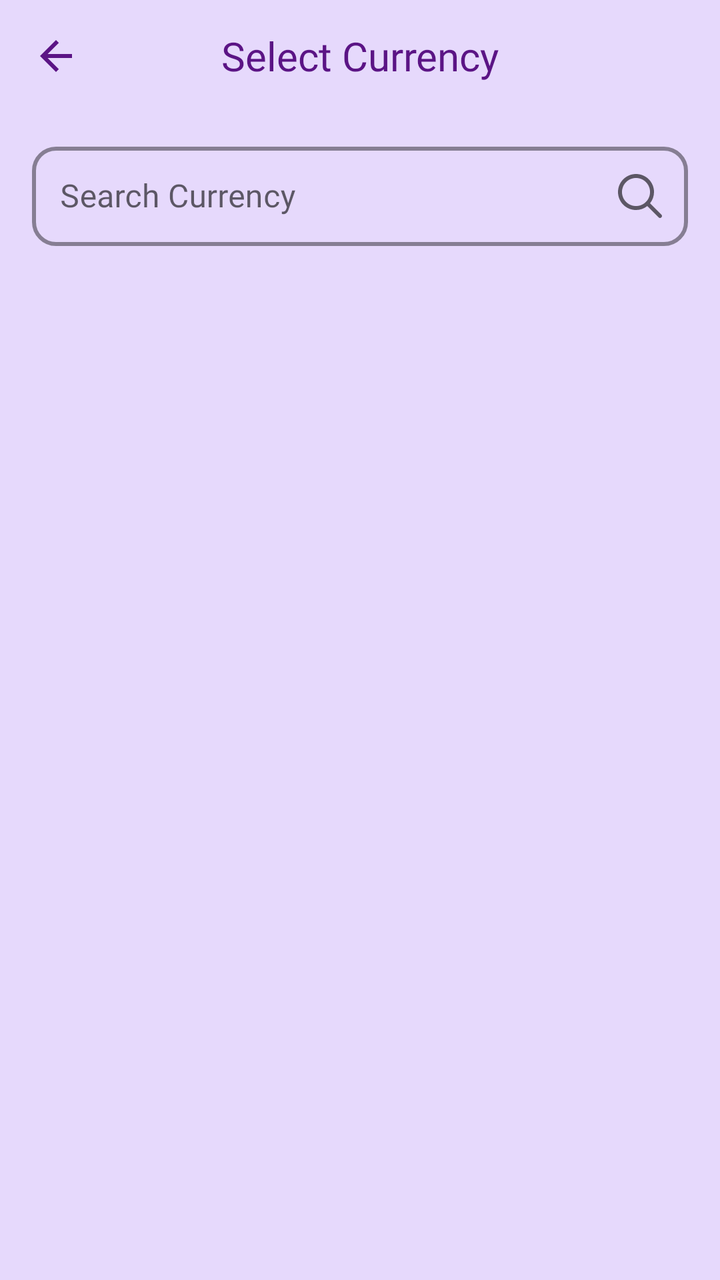
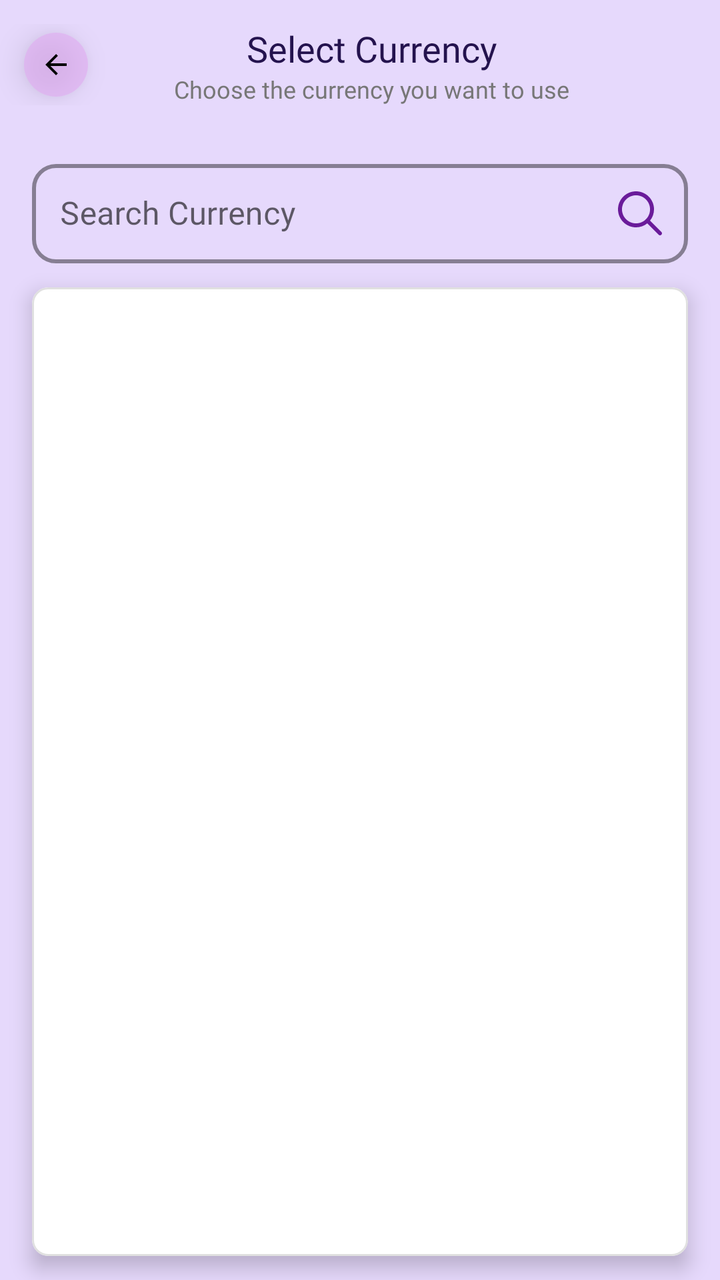

An Android layout rendered at two revisions. The XML below is the earlier revision; the diff shows what the commit changed to produce the second picture.
<!-- AndroidManifest.xml: application theme Theme.MoneyTracker -->
<!-- res/layout/activity_currency_list.xml -->
<?xml version="1.0" encoding="utf-8"?>
<androidx.constraintlayout.widget.ConstraintLayout xmlns:android="http://schemas.android.com/apk/res/android"
    xmlns:app="http://schemas.android.com/apk/res-auto"
    android:layout_width="match_parent"
    android:layout_height="match_parent"
    android:fitsSystemWindows="true"
    android:background="@color/app_background">

    
    <com.google.android.material.appbar.MaterialToolbar
        android:id="@+id/toolbar"
        android:layout_width="0dp"
        android:layout_height="?attr/actionBarSize"
        android:elevation="0dp"
        app:layout_constraintEnd_toEndOf="parent"
        app:layout_constraintStart_toStartOf="parent"
        app:layout_constraintTop_toTopOf="parent"
        app:navigationIcon="@drawable/ic_back"
        app:navigationIconTint="@color/primary_dark">

        <androidx.appcompat.widget.AppCompatTextView
            android:layout_width="wrap_content"
            android:layout_height="wrap_content"
            android:layout_gravity="center"
            android:text="@string/select_currency"
            android:textColor="@color/primary_dark"
            android:textSize="@dimen/text_20"
            android:fontFamily="@font/exo2_bold" />

    </com.google.android.material.appbar.MaterialToolbar>

    
    <com.google.android.material.textfield.TextInputLayout
        android:id="@+id/tilSearch"
        style="@style/Widget.MaterialComponents.TextInputLayout.OutlinedBox"
        android:layout_width="0dp"
        android:layout_height="wrap_content"
        android:layout_marginStart="16dp"
        android:layout_marginTop="12dp"
        android:layout_marginEnd="16dp"
        android:hint="@string/search_currency"
        app:boxBackgroundMode="outline"
        app:boxCornerRadiusBottomEnd="@dimen/corner_radius_12"
        app:boxCornerRadiusBottomStart="@dimen/corner_radius_12"
        app:boxCornerRadiusTopEnd="@dimen/corner_radius_12"
        app:boxCornerRadiusTopStart="@dimen/corner_radius_12"
        app:boxStrokeColor="@color/vibrant_orange"
        app:boxStrokeWidth="2dp"
        app:boxStrokeWidthFocused="2dp"
        app:endIconDrawable="@drawable/ic_search"
        app:endIconMode="custom"
        app:hintTextColor="@color/vibrant_orange"
        app:layout_constraintEnd_toEndOf="parent"
        app:layout_constraintStart_toStartOf="parent"
        app:layout_constraintTop_toBottomOf="@id/toolbar">

        <com.google.android.material.textfield.TextInputEditText
            android:id="@+id/etSearch"
            android:layout_width="match_parent"
            android:layout_height="wrap_content"
            android:imeOptions="actionSearch"
            android:inputType="text"
            android:fontFamily="@font/exo2_medium"
            android:padding="@dimen/padding_14"
            android:textColor="@color/black"
            android:textSize="@dimen/text_16" />

    </com.google.android.material.textfield.TextInputLayout>

    
    <androidx.recyclerview.widget.RecyclerView
        android:id="@+id/rvCurrency"
        android:layout_width="0dp"
        android:layout_height="0dp"
        android:layout_marginTop="@dimen/margin_10"
        android:clipToPadding="false"
        app:layoutManager="androidx.recyclerview.widget.LinearLayoutManager"
        android:paddingBottom="@dimen/padding_12"
        app:layout_constraintBottom_toBottomOf="parent"
        app:layout_constraintEnd_toEndOf="parent"
        app:layout_constraintStart_toStartOf="parent"
        app:layout_constraintTop_toBottomOf="@id/tilSearch" />

</androidx.constraintlayout.widget.ConstraintLayout>
<!-- resources referenced by this layout -->
<resources>
  <color name="app_background">#E6D9FC</color>
  <color name="black">#FF000000</color>
  <color name="primary_dark">#FF5B1485</color>
  <color name="vibrant_orange">#FF6A1B9A</color>
  <dimen name="corner_radius_12">12dp</dimen>
  <dimen name="margin_10">10dp</dimen>
  <dimen name="padding_12">12dp</dimen>
  <dimen name="padding_14">14dp</dimen>
  <dimen name="text_16">16sp</dimen>
  <dimen name="text_20">20sp</dimen>
  <!-- drawable ic_back (drawable) -->
  <?xml version="1.0" encoding="utf-8"?>
  <vector xmlns:android="http://schemas.android.com/apk/res/android"
      android:width="24dp"
      android:height="24dp"
      android:autoMirrored="true"
      android:tint="#000000"
      android:viewportWidth="24"
      android:viewportHeight="24">
  
      <path
          android:fillColor="@android:color/white"
          android:pathData="M20,11H7.83l5.59,-5.59L12,4l-8,8 8,8 1.41,-1.41L7.83,13H20v-2z" />
  
  </vector>
  <!-- drawable ic_search (drawable) -->
  <vector xmlns:android="http://schemas.android.com/apk/res/android"
      android:width="24dp"
      android:height="24dp"
      android:viewportWidth="24"
      android:viewportHeight="24">
  
      <path
          android:fillColor="#0F0F0F"
          android:fillType="evenOdd"
          android:pathData="M17.039,15.624C18.271,14.084 19.008,12.13 19.008,10.004C19.008,5.031 14.977,1 10.004,1C5.031,1 1,5.031 1,10.004C1,14.977 5.031,19.008 10.004,19.008C12.13,19.008 14.084,18.271 15.624,17.039L21.292,22.707C21.683,23.098 22.316,23.098 22.707,22.707C23.098,22.316 23.098,21.683 22.707,21.292L17.039,15.624ZM10.004,17.017C6.131,17.017 2.991,13.877 2.991,10.004C2.991,6.131 6.131,2.991 10.004,2.991C13.877,2.991 17.017,6.131 17.017,10.004C17.017,13.877 13.877,17.017 10.004,17.017Z" />
  
  </vector>
  <string name="search_currency">Search Currency</string>
  <string name="select_currency">Select Currency</string>
  <color name="azure_blue">#FF2563EB</color>
  <color name="emerald_green">#FF10B981</color>
  <color name="white">#FFFFFFFF</color>
  <color name="teal">#FF03DAC5</color>
  <color name="dark_teal">#FF018786</color>
  <!-- unchanged entries left out for length: 10 -->
</resources>

<!-- the commit's change to res/layout/activity_currency_list.xml (unified diff, before → after) -->
@@ -3,31 +3,22 @@
     xmlns:app="http://schemas.android.com/apk/res-auto"
     android:layout_width="match_parent"
     android:layout_height="match_parent"
-    android:fitsSystemWindows="true"
-    android:background="@color/app_background">
+    android:background="@color/app_background"
+    android:fitsSystemWindows="true">
 
     
-    <com.google.android.material.appbar.MaterialToolbar
-        android:id="@+id/toolbar"
+    <androidx.constraintlayout.widget.ConstraintLayout
+        android:id="@+id/toolbarWrapper"
         android:layout_width="0dp"
-        android:layout_height="?attr/actionBarSize"
-        android:elevation="0dp"
+        android:layout_height="wrap_content"
+        android:background="@color/colorTransparent"
+        android:elevation="4dp"
         app:layout_constraintEnd_toEndOf="parent"
         app:layout_constraintStart_toStartOf="parent"
-        app:layout_constraintTop_toTopOf="parent"
-        app:navigationIcon="@drawable/ic_back"
-        app:navigationIconTint="@color/primary_dark">
+        app:layout_constraintTop_toTopOf="parent">
 
-        <androidx.appcompat.widget.AppCompatTextView
-            android:layout_width="wrap_content"
-            android:layout_height="wrap_content"
-            android:layout_gravity="center"
-            android:text="@string/select_currency"
-            android:textColor="@color/primary_dark"
-            android:textSize="@dimen/text_20"
-            android:fontFamily="@font/exo2_bold" />
-
-    </com.google.android.material.appbar.MaterialToolbar>
+        <include layout="@layout/toolbar_back_trans" />
+    </androidx.constraintlayout.widget.ConstraintLayout>
 
     
     <com.google.android.material.textfield.TextInputLayout
@@ -35,9 +26,9 @@
         style="@style/Widget.MaterialComponents.TextInputLayout.OutlinedBox"
         android:layout_width="0dp"
         android:layout_height="wrap_content"
-        android:layout_marginStart="16dp"
-        android:layout_marginTop="12dp"
-        android:layout_marginEnd="16dp"
+        android:layout_marginStart="@dimen/margin_16"
+        android:layout_marginTop="@dimen/margin_12"
+        android:layout_marginEnd="@dimen/margin_16"
         android:hint="@string/search_currency"
         app:boxBackgroundMode="outline"
         app:boxCornerRadiusBottomEnd="@dimen/corner_radius_12"
@@ -49,36 +40,112 @@
         app:boxStrokeWidthFocused="2dp"
         app:endIconDrawable="@drawable/ic_search"
         app:endIconMode="custom"
+        app:endIconTint="@color/primary"
         app:hintTextColor="@color/vibrant_orange"
         app:layout_constraintEnd_toEndOf="parent"
         app:layout_constraintStart_toStartOf="parent"
-        app:layout_constraintTop_toBottomOf="@id/toolbar">
+        app:layout_constraintTop_toBottomOf="@id/toolbarWrapper">
 
         <com.google.android.material.textfield.TextInputEditText
             android:id="@+id/etSearch"
             android:layout_width="match_parent"
             android:layout_height="wrap_content"
+            android:fontFamily="@font/exo2_medium"
             android:imeOptions="actionSearch"
             android:inputType="text"
-            android:fontFamily="@font/exo2_medium"
             android:padding="@dimen/padding_14"
             android:textColor="@color/black"
             android:textSize="@dimen/text_16" />
 
     </com.google.android.material.textfield.TextInputLayout>
 
-    
-    <androidx.recyclerview.widget.RecyclerView
-        android:id="@+id/rvCurrency"
+    <com.google.android.material.card.MaterialCardView
+        android:id="@+id/cardCurrency"
         android:layout_width="0dp"
         android:layout_height="0dp"
-        android:layout_marginTop="@dimen/margin_10"
-        android:clipToPadding="false"
-        app:layoutManager="androidx.recyclerview.widget.LinearLayoutManager"
-        android:paddingBottom="@dimen/padding_12"
+        android:layout_marginStart="@dimen/margin_16"
+        android:layout_marginTop="@dimen/margin_12"
+        android:layout_marginEnd="@dimen/margin_16"
+        android:layout_marginBottom="@dimen/margin_12"
+        android:visibility="visible"
+        app:cardBackgroundColor="@color/white"
+        app:cardCornerRadius="@dimen/corner_radius_8"
+        app:cardElevation="@dimen/corner_elevation_6"
+        app:layout_constraintTop_toBottomOf="@id/tilSearch"
         app:layout_constraintBottom_toBottomOf="parent"
+        app:layout_constraintStart_toStartOf="parent"
         app:layout_constraintEnd_toEndOf="parent"
-        app:layout_constraintStart_toStartOf="parent"
-        app:layout_constraintTop_toBottomOf="@id/tilSearch" />
+        app:strokeColor="@color/grey_88"
+        app:strokeWidth="1dp">
 
+        <androidx.recyclerview.widget.RecyclerView
+            android:id="@+id/rvCurrency"
+            android:layout_width="match_parent"
+            android:layout_height="wrap_content"
+            android:clipToPadding="false"
+            android:paddingBottom="@dimen/padding_12"
+            app:layoutManager="androidx.recyclerview.widget.LinearLayoutManager" />
+    </com.google.android.material.card.MaterialCardView>
 </androidx.constraintlayout.widget.ConstraintLayout>
+<!-- res/layout/toolbar_back_trans.xml (included above) -->
+<?xml version="1.0" encoding="utf-8"?>
+<androidx.appcompat.widget.Toolbar xmlns:android="http://schemas.android.com/apk/res/android"
+    xmlns:app="http://schemas.android.com/apk/res-auto"
+    android:id="@+id/toolbarBack"
+    android:layout_width="match_parent"
+    android:layout_height="wrap_content"
+    android:background="@color/colorTransparent"
+    android:elevation="@dimen/corner_elevation_8"
+    app:contentInsetEnd="0dp"
+    app:contentInsetLeft="0dp"
+    app:contentInsetRight="0dp"
+    app:contentInsetStart="0dp"
+    app:popupTheme="@style/ThemeOverlay.AppCompat.Light">
+
+    <androidx.constraintlayout.widget.ConstraintLayout
+        android:layout_width="match_parent"
+        android:layout_height="match_parent"
+        android:paddingTop="@dimen/padding_12"
+        android:paddingBottom="@dimen/padding_12">
+
+        
+        <androidx.appcompat.widget.AppCompatImageView
+            android:id="@+id/icBack"
+            android:layout_width="32dp"
+            android:layout_height="32dp"
+            android:layout_marginStart="@dimen/margin_12"
+            android:background="@drawable/bg_circle_white"
+            android:elevation="@dimen/corner_elevation_8"
+            android:padding="@dimen/padding_8"
+            android:src="@drawable/ic_back"
+            app:layout_constraintBottom_toBottomOf="parent"
+            app:layout_constraintStart_toStartOf="parent"
+            app:layout_constraintTop_toTopOf="parent"
+            app:tint="@color/black" />
+
+        
+        <androidx.appcompat.widget.AppCompatTextView
+            android:id="@+id/tvTitle"
+            android:layout_width="wrap_content"
+            android:layout_height="wrap_content"
+            android:fontFamily="@font/exo2_semibold"
+            android:text="@string/select_currency"
+            android:textColor="@color/text_primary"
+            android:textSize="@dimen/text_18"
+            app:layout_constraintEnd_toEndOf="parent"
+            app:layout_constraintStart_toStartOf="@id/icBack"
+            app:layout_constraintTop_toTopOf="parent" />
+
+        <androidx.appcompat.widget.AppCompatTextView
+            android:id="@+id/tvSubText"
+            android:layout_width="wrap_content"
+            android:layout_height="wrap_content"
+            android:fontFamily="@font/exo2_medium"
+            android:text="@string/currency_subtext"
+            android:textColor="@color/funky_grey"
+            android:textSize="@dimen/text_12"
+            app:layout_constraintEnd_toEndOf="parent"
+            app:layout_constraintStart_toStartOf="@id/icBack"
+            app:layout_constraintTop_toBottomOf="@+id/tvTitle" />
+    </androidx.constraintlayout.widget.ConstraintLayout>
+</androidx.appcompat.widget.Toolbar>
<!-- resource entries referenced after the edit -->
@@ -2,14 +2,29 @@
 <resources>
   <color name="app_background">#E6D9FC</color>
   <color name="black">#FF000000</color>
-  <color name="primary_dark">#FF5B1485</color>
+  <color name="colorTransparent">#00000000</color>
+  <color name="funky_grey">#777777</color>
+  <color name="grey_88">#E0E0E0</color>
+  <color name="primary">#FF6A1B9A</color>
+  <color name="text_primary">#24134E</color>
   <color name="vibrant_orange">#FF6A1B9A</color>
   <dimen name="corner_radius_12">12dp</dimen>
-  <dimen name="margin_10">10dp</dimen>
+  <dimen name="corner_radius_8">8dp</dimen>
+  <dimen name="margin_12">12dp</dimen>
+  <dimen name="margin_16">16dp</dimen>
   <dimen name="padding_12">12dp</dimen>
   <dimen name="padding_14">14dp</dimen>
+  <dimen name="padding_8">8dp</dimen>
+  <dimen name="text_12">12sp</dimen>
   <dimen name="text_16">16sp</dimen>
-  <dimen name="text_20">20sp</dimen>
+  <dimen name="text_18">18sp</dimen>
+  <!-- drawable bg_circle_white (drawable) -->
+  <?xml version="1.0" encoding="utf-8"?>
+  <shape xmlns:android="http://schemas.android.com/apk/res/android"
+      android:shape="oval">
+      <corners android:radius="50dp" />
+      <solid android:color="#8CE2A8F2" />
+  </shape>
   <!-- drawable ic_back (drawable) -->
   <?xml version="1.0" encoding="utf-8"?>
   <vector xmlns:android="http://schemas.android.com/apk/res/android"
@@ -38,11 +53,14 @@
           android:pathData="M17.039,15.624C18.271,14.084 19.008,12.13 19.008,10.004C19.008,5.031 14.977,1 10.004,1C5.031,1 1,5.031 1,10.004C1,14.977 5.031,19.008 10.004,19.008C12.13,19.008 14.084,18.271 15.624,17.039L21.292,22.707C21.683,23.098 22.316,23.098 22.707,22.707C23.098,22.316 23.098,21.683 22.707,21.292L17.039,15.624ZM10.004,17.017C6.131,17.017 2.991,13.877 2.991,10.004C2.991,6.131 6.131,2.991 10.004,2.991C13.877,2.991 17.017,6.131 17.017,10.004C17.017,13.877 13.877,17.017 10.004,17.017Z" />
   
   </vector>
+  <string name="currency_subtext">Choose the currency you want to use</string>
   <string name="search_currency">Search Currency</string>
   <string name="select_currency">Select Currency</string>
   <color name="azure_blue">#FF2563EB</color>
   <color name="emerald_green">#FF10B981</color>
   <color name="white">#FFFFFFFF</color>
+  <dimen name="corner_elevation_6">6dp</dimen>
+  <dimen name="corner_elevation_8">8dp</dimen>
   <color name="teal">#FF03DAC5</color>
   <color name="dark_teal">#FF018786</color>
   <!-- unchanged entries left out for length: 10 -->
